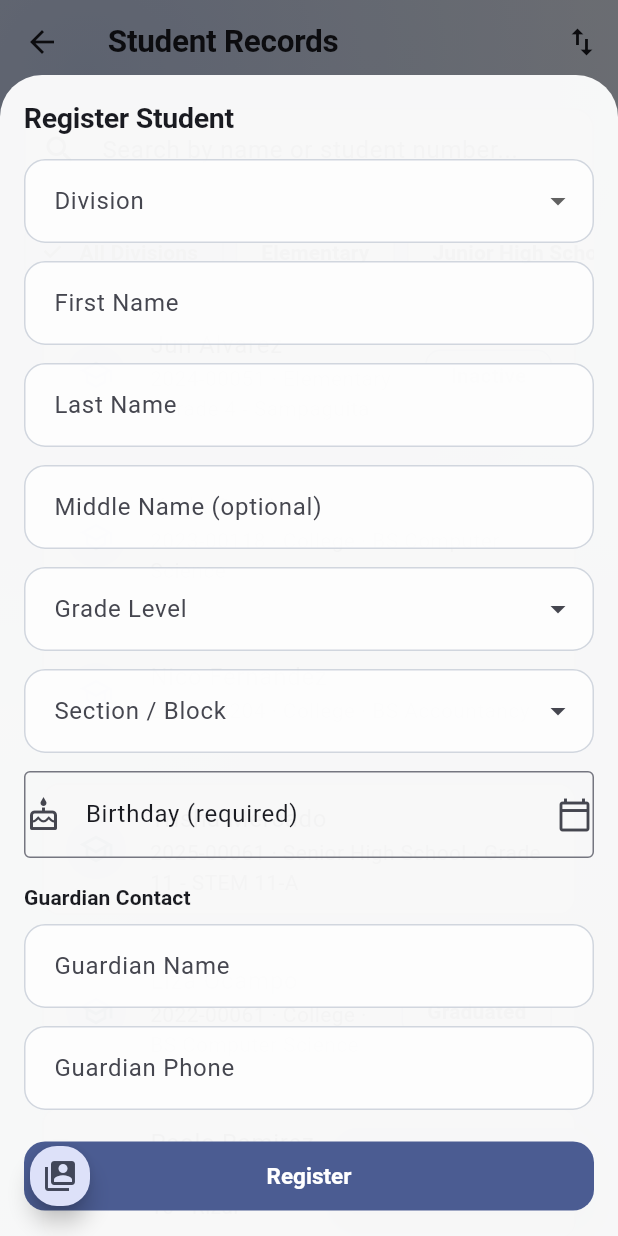
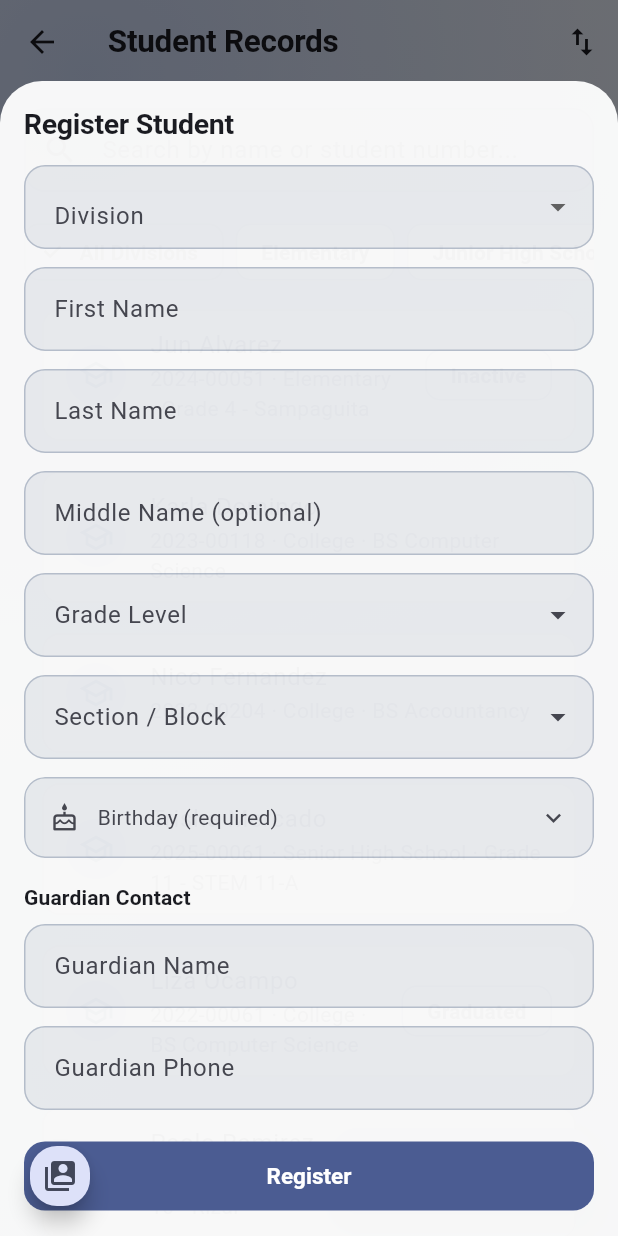
Before and after one commit to jcem0615-rgb/School-saas, a Flutter app: the StudentListScreen screen opened directly, after a tap on "Register Student", on a phone screen of 412 x 824 dp. Run offline on Flutter 3.47's test engine with Material 3 defaults, Android fonts, the phone set to English and light mode, and no system bars; our stand-ins replace cloud_firestore, cloud_functions, file_picker, firebase_auth, firebase_messaging, firebase_storage and 8 more; missing offline and left inert: dart:js_interop, mobile_scanner; accounts and stored records are empty.

Commit message:
Make the forms look like forms
Confirmed the name is LogicClass; no change needed there.

Every other surface in this theme stands proud of the backdrop, and the
fields had inherited that: a text field on a white pane was a white slab
with a hairline round it, indistinguishable from the pane holding it.
Fields are now recessed instead -- a tinted well with a border you can
actually see -- so a form reads as somewhere you put things into rather
than a stack of blank cards.

Every border state is named in the theme now, not just `border`. Thirty-two
screens set `border: OutlineInputBorder()` inline; InputDecoration
resolves the enabled, focused, disabled and error states from their own
slots first, so leaving those unset is exactly how a form ends up with one
field styled and the next one not.

Multi-line fields had their hint floating in the middle of an empty box,
which reads as a vertically-centred label rather than a place to start
typing. alignLabelWithHint puts it on the first line.

Date and time pickers were bare ListTiles sitting between text fields in
five forms: square where the fields were rounded, unfilled where they were
filled, and in the registrar's case carrying a hand-written border of its
own. They read as list rows that had wandered into a form, which is what
they were. FieldTile borrows the same well, border and metrics, so a row
you tap and a row you type in are the same height and the same material.
It is deliberately not an InputDecorator: it takes no input, so it has no
focus, error or floating-label state to honour.

240 tests pass. Checked in a browser in both themes: the registrar's
Register Student sheet, the director's New Announcement dialog, and a
dense list screen.

Co-Authored-By: Claude Opus 5 <noreply@anthropic.com>
Claude-Session: https://claude.ai/code/session_0185Pw5Vt64Y7vFKgT1fKXRv

```diff
--- a/app/lib/core/theme/app_palette.dart
+++ b/app/lib/core/theme/app_palette.dart
@@ -38,6 +38,14 @@ class GlassPalette extends ThemeExtension<GlassPalette> {
 
   final Color paneShadow;
 
+  /// Input fields, which need the opposite treatment to a pane: a pane
+  /// stands proud of the backdrop, a field sits *into* the surface holding
+  /// it. Without that inversion a text field on a white pane is a white
+  /// slab with a hairline round it, and stops reading as somewhere you can
+  /// type.
+  final Color fieldFill;
+  final Color fieldBorder;
+
   const GlassPalette({
     required this.backdropTop,
     required this.backdropBottom,
@@ -48,6 +56,8 @@ class GlassPalette extends ThemeExtension<GlassPalette> {
     required this.paneHighlight,
     required this.paneBorder,
     required this.paneShadow,
+    required this.fieldFill,
+    required this.fieldBorder,
   });
 
   /// Panes of white glass against a pale sky.
@@ -61,6 +71,8 @@ class GlassPalette extends ThemeExtension<GlassPalette> {
     paneHighlight: Color(0xE6FFFFFF),
     paneBorder: Color(0x33203A63),
     paneShadow: Color(0x1A16233D),
+    fieldFill: Color(0x14203A63),
+    fieldBorder: Color(0x40203A63),
   );
 
   /// A thin film of light over deep blue.
@@ -74,6 +86,8 @@ class GlassPalette extends ThemeExtension<GlassPalette> {
     paneHighlight: Color(0x2EFFFFFF),
     paneBorder: Color(0x24FFFFFF),
     paneShadow: Color(0x59000000),
+    fieldFill: Color(0x33000000),
+    fieldBorder: Color(0x3DFFFFFF),
   );
 
   @override
@@ -87,6 +101,8 @@ class GlassPalette extends ThemeExtension<GlassPalette> {
     Color? paneHighlight,
     Color? paneBorder,
     Color? paneShadow,
+    Color? fieldFill,
+    Color? fieldBorder,
   }) {
     return GlassPalette(
       backdropTop: backdropTop ?? this.backdropTop,
@@ -98,6 +114,8 @@ class GlassPalette extends ThemeExtension<GlassPalette> {
       paneHighlight: paneHighlight ?? this.paneHighlight,
       paneBorder: paneBorder ?? this.paneBorder,
       paneShadow: paneShadow ?? this.paneShadow,
+      fieldFill: fieldFill ?? this.fieldFill,
+      fieldBorder: fieldBorder ?? this.fieldBorder,
     );
   }
 
@@ -114,6 +132,8 @@ class GlassPalette extends ThemeExtension<GlassPalette> {
       paneHighlight: Color.lerp(paneHighlight, other.paneHighlight, t)!,
       paneBorder: Color.lerp(paneBorder, other.paneBorder, t)!,
       paneShadow: Color.lerp(paneShadow, other.paneShadow, t)!,
+      fieldFill: Color.lerp(fieldFill, other.fieldFill, t)!,
+      fieldBorder: Color.lerp(fieldBorder, other.fieldBorder, t)!,
     );
   }
 
--- /dev/null
+++ b/app/lib/core/widgets/field_tile.dart
@@ -0,0 +1,82 @@
+import 'package:flutter/material.dart';
+
+import '../theme/app_palette.dart';
+
+/// A form row that opens a picker instead of accepting typing.
+///
+/// Date and time pickers were bare [ListTile]s sitting between text fields
+/// in five different forms: square where the fields were rounded, unfilled
+/// where the fields were filled, and in one case carrying a hand-written
+/// border of its own. They read as list rows that had wandered into a
+/// form, which is exactly what they were.
+///
+/// This is not a real [InputDecorator] -- it takes no input, so it has no
+/// focus, error or floating-label states to honour. It borrows the same
+/// well, border and metrics so that a row you tap and a row you type in
+/// sit together as one form.
+class FieldTile extends StatelessWidget {
+  final IconData icon;
+
+  /// What the field is, shown when nothing has been chosen yet -- so an
+  /// empty row still says "Due date" rather than sitting blank.
+  final String label;
+
+  /// The chosen value. Null renders [label] in the hint's colour, matching
+  /// an empty text field beside it.
+  final String? value;
+
+  final VoidCallback onTap;
+
+  const FieldTile({
+    super.key,
+    required this.icon,
+    required this.label,
+    required this.onTap,
+    this.value,
+  });
+
+  @override
+  Widget build(BuildContext context) {
+    final theme = Theme.of(context);
+    final glass = GlassPalette.of(context);
+    final shape = BorderRadius.circular(14);
+    final isEmpty = value == null;
+
+    return Material(
+      color: glass.fieldFill,
+      borderRadius: shape,
+      clipBehavior: Clip.antiAlias,
+      child: InkWell(
+        onTap: onTap,
+        borderRadius: shape,
+        child: Ink(
+          decoration: BoxDecoration(
+            borderRadius: shape,
+            border: Border.all(color: glass.fieldBorder),
+          ),
+          // Matches inputDecorationTheme's contentPadding, so a picker row
+          // and a text field are the same height in the same column.
+          padding: const EdgeInsets.symmetric(horizontal: 16, vertical: 16),
+          child: Row(
+            children: [
+              Icon(icon, size: 20, color: theme.colorScheme.onSurfaceVariant),
+              const SizedBox(width: 12),
+              Expanded(
+                child: Text(
+                  value ?? label,
+                  style: theme.textTheme.bodyMedium?.copyWith(
+                    color: isEmpty
+                        ? theme.colorScheme.onSurfaceVariant
+                        : theme.colorScheme.onSurface,
+                  ),
+                ),
+              ),
+              Icon(Icons.expand_more,
+                  size: 20, color: theme.colorScheme.onSurfaceVariant),
+            ],
+          ),
+        ),
+      ),
+    );
+  }
+}
--- a/app/lib/features/registrar_portal/presentation/screens/student_list_screen.dart
+++ b/app/lib/features/registrar_portal/presentation/screens/student_list_screen.dart
@@ -10,6 +10,7 @@ import '../../../../core/widgets/combo_field.dart';
 import '../../domain/entities/student_summary.dart';
 import '../controllers/registrar_controller.dart';
 import 'student_detail_screen.dart';
+import '../../../../core/widgets/field_tile.dart';
 
 class StudentListScreen extends ConsumerStatefulWidget {
   const StudentListScreen({super.key});
@@ -318,17 +319,12 @@ class _StudentListScreenState extends ConsumerState<StudentListScreen> {
                 const SizedBox(height: 12),
                 // Required: it is printed on the ID card, and chasing it
                 // down after the fact is what left records without one.
-                ListTile(
-                  contentPadding: EdgeInsets.zero,
-                  shape: RoundedRectangleBorder(
-                    borderRadius: BorderRadius.circular(4),
-                    side: BorderSide(color: Theme.of(sheetContext).colorScheme.outline),
-                  ),
-                  leading: const Icon(Icons.cake_outlined),
-                  title: Text(birthDate == null
-                      ? 'Birthday (required)'
-                      : DateFormat.yMMMd().format(birthDate!)),
-                  trailing: const Icon(Icons.calendar_today_outlined),
+                FieldTile(
+                  icon: Icons.cake_outlined,
+                  label: 'Birthday (required)',
+                  value: birthDate == null
+                      ? null
+                      : DateFormat.yMMMd().format(birthDate!),
                   onTap: () async {
                     final now = DateTime.now();
                     final picked = await showDatePicker(
```
Also changed, not shown: app/lib/core/theme/app_theme.dart (+25 -3 lines), app/lib/features/director_portal/presentation/screens/expenses_screen.dart (+5 -4 lines), app/lib/features/faculty_portal/presentation/screens/coursework_list_screen.dart (+5 -4 lines), app/lib/features/guidance_portal/presentation/screens/summons_screen.dart (+5 -4 lines).
